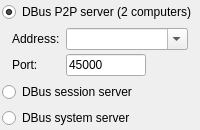
Qt form src/blackgui/components/dbusserveraddressselector.ui (swift-project/pilotclient) before a commit.
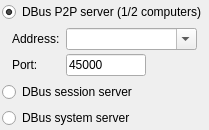
The same form after that commit.

Commit message: Minor UI change in DBus selector as it is used for XSwiftBus also

The edit to the form file:
```diff
--- a/src/blackgui/components/dbusserveraddressselector.ui
+++ b/src/blackgui/components/dbusserveraddressselector.ui
@@ -2,6 +2,14 @@
 <ui version="4.0">
  <class>CDBusServerAddressSelector</class>
  <widget class="QFrame" name="CDBusServerAddressSelector">
+  <property name="geometry">
+   <rect>
+    <x>0</x>
+    <y>0</y>
+    <width>158</width>
+    <height>118</height>
+   </rect>
+  </property>
   <property name="windowTitle">
    <string>DBus selector</string>
   </property>
@@ -24,7 +32,7 @@
       <string>swift peer to peer setup, setup to run swift on 2 computers</string>
      </property>
      <property name="text">
-      <string>DBus P2P server (2 computers)</string>
+      <string>DBus P2P server (1/2 computers)</string>
      </property>
      <property name="checked">
       <bool>true</bool>
```
